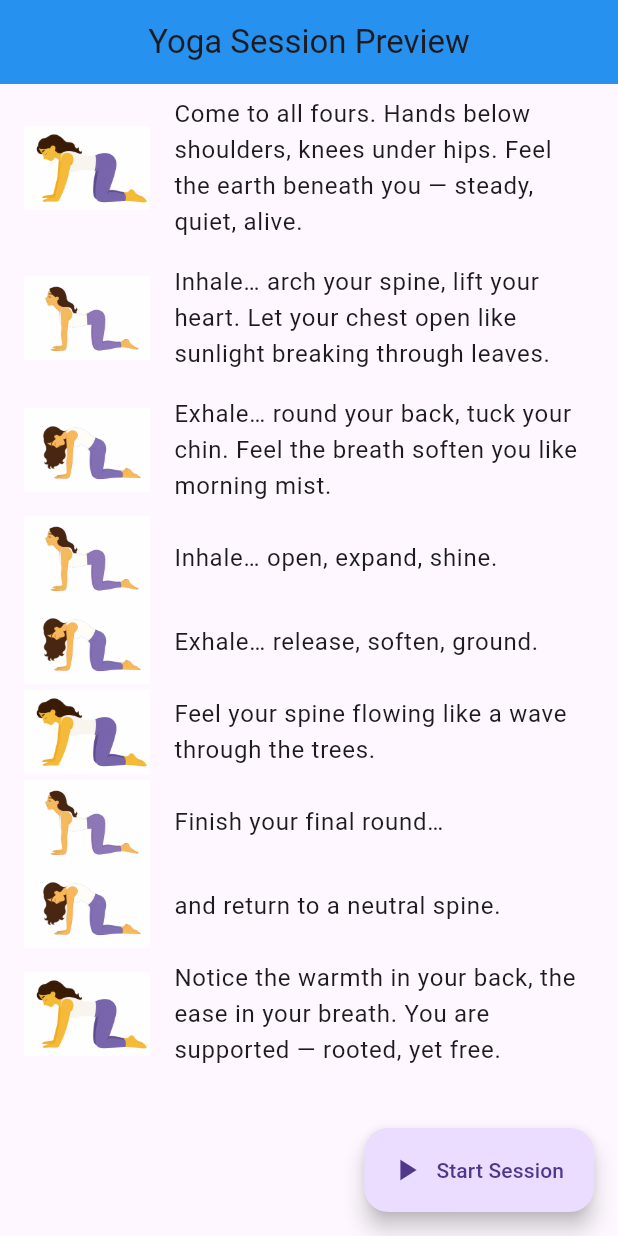
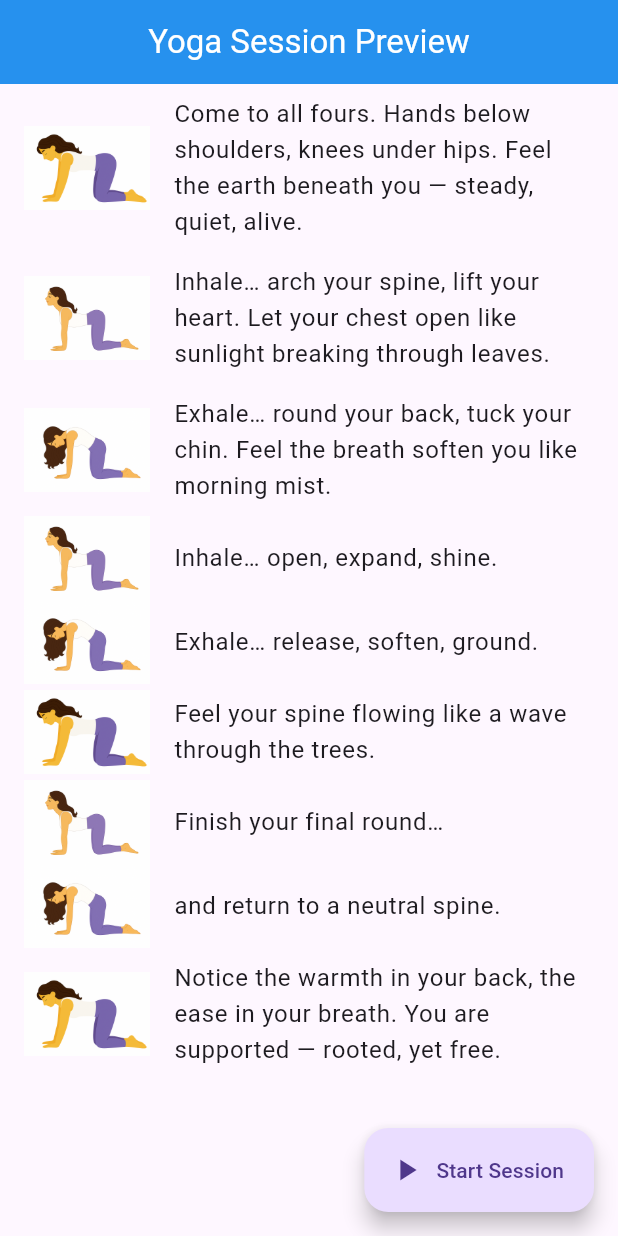
Before and after one commit to apparotech/Cat-Cow-Yoga, a Flutter app: the screen it shows after launch, on a phone screen of 412 x 824 dp. Run offline on Flutter 3.47's test engine with Material 3 defaults, Android fonts, the phone set to English and light mode, and no system bars; our stand-ins replace audioplayers.

```diff
--- a/lib/Screens/PosePreviewScreen.dart
+++ b/lib/Screens/PosePreviewScreen.dart
@@ -21,7 +21,10 @@ class PosePreviewScreen extends StatelessWidget {
         elevation: 2,
           backgroundColor: Colors.blue,
           title: const Text(
-              "Yoga Session Preview"
+              "Yoga Session Preview",
+            style: TextStyle(
+              color: Colors.white
+            ),
           ),
         centerTitle: true,
       ),
```
Also changed, not shown: 1 other file.
